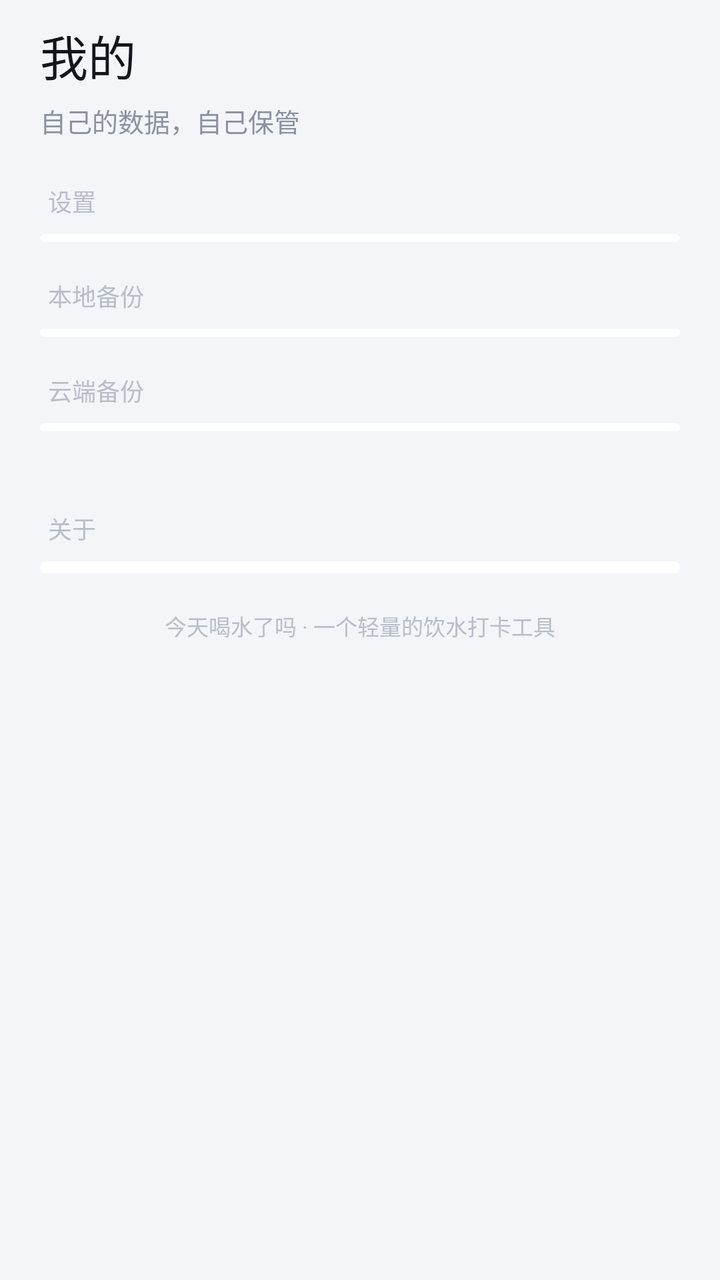
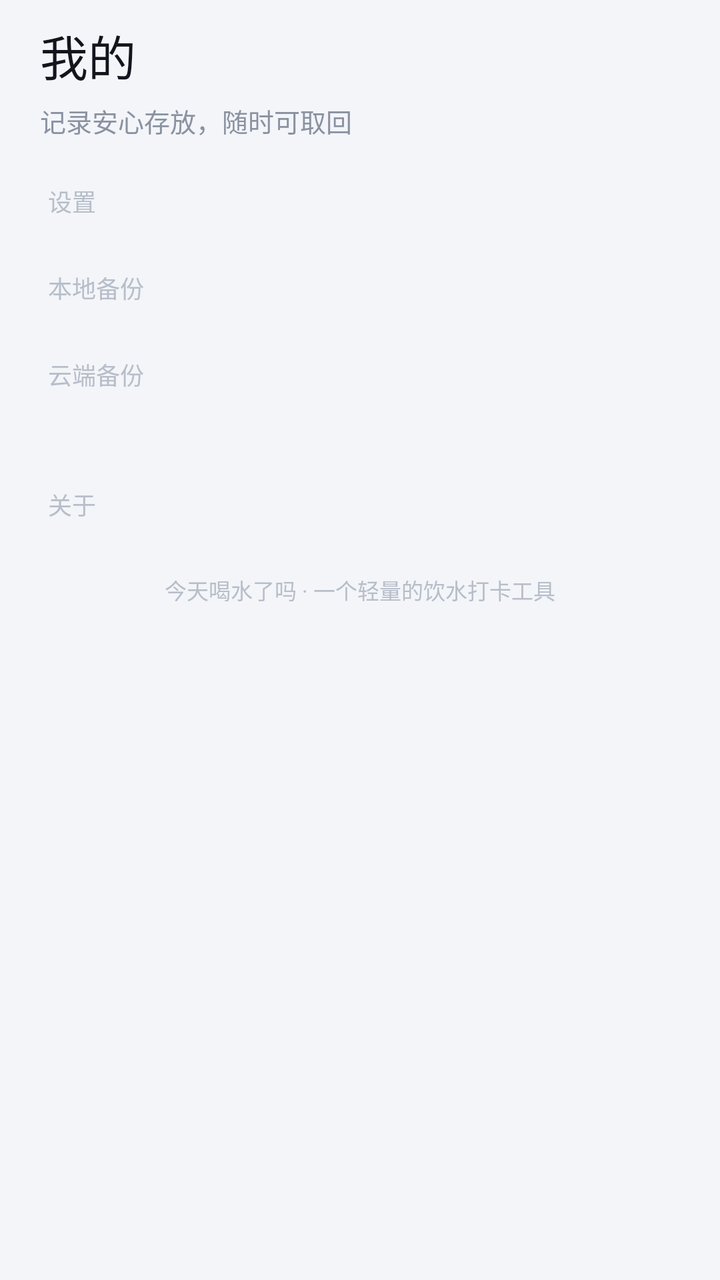

The first picture is an Android layout as it rendered before a commit; the second is the same layout after the commit. The layout source and the unified diff follow.
<!-- AndroidManifest.xml: application theme Theme.DrinkToday -->
<!-- res/layout/page_me.xml -->
<?xml version="1.0" encoding="utf-8"?>
<ScrollView xmlns:android="http://schemas.android.com/apk/res/android"
    android:layout_width="match_parent"
    android:layout_height="match_parent"
    android:fillViewport="true"
    android:overScrollMode="never"
    android:scrollbars="none">

    <LinearLayout
        android:layout_width="match_parent"
        android:layout_height="wrap_content"
        android:orientation="vertical"
        android:paddingStart="20dp"
        android:paddingTop="10dp"
        android:paddingEnd="20dp"
        android:paddingBottom="18dp">

        <TextView
            android:layout_width="wrap_content"
            android:layout_height="wrap_content"
            android:fontFamily="sans-serif-medium"
            android:includeFontPadding="false"
            android:text="@string/nav_me"
            android:textColor="@color/text_primary"
            android:textSize="24sp" />

        <TextView
            android:layout_width="wrap_content"
            android:layout_height="wrap_content"
            android:layout_marginTop="6dp"
            android:includeFontPadding="false"
            android:text="@string/me_subtitle"
            android:textColor="@color/text_secondary"
            android:textSize="13sp" />

        
        <TextView
            android:layout_width="wrap_content"
            android:layout_height="wrap_content"
            android:layout_marginTop="22dp"
            android:layout_marginStart="4dp"
            android:includeFontPadding="false"
            android:text="@string/me_section_settings"
            android:textColor="@color/text_tertiary"
            android:textSize="12sp" />

        <LinearLayout
            android:id="@+id/cardSettings"
            android:layout_width="match_parent"
            android:layout_height="wrap_content"
            android:layout_marginTop="8dp"
            android:background="@drawable/bg_card"
            android:orientation="vertical"
            android:paddingTop="2dp"
            android:paddingBottom="2dp"></LinearLayout>

        
        <TextView
            android:layout_width="wrap_content"
            android:layout_height="wrap_content"
            android:layout_marginTop="18dp"
            android:layout_marginStart="4dp"
            android:includeFontPadding="false"
            android:text="@string/me_section_data"
            android:textColor="@color/text_tertiary"
            android:textSize="12sp" />

        <LinearLayout
            android:id="@+id/cardData"
            android:layout_width="match_parent"
            android:layout_height="wrap_content"
            android:layout_marginTop="8dp"
            android:background="@drawable/bg_card"
            android:orientation="vertical"
            android:paddingTop="2dp"
            android:paddingBottom="2dp"></LinearLayout>

        
        <TextView
            android:layout_width="wrap_content"
            android:layout_height="wrap_content"
            android:layout_marginTop="18dp"
            android:layout_marginStart="4dp"
            android:includeFontPadding="false"
            android:text="@string/me_section_sync"
            android:textColor="@color/text_tertiary"
            android:textSize="12sp" />

        <LinearLayout
            android:id="@+id/cardSync"
            android:layout_width="match_parent"
            android:layout_height="wrap_content"
            android:layout_marginTop="8dp"
            android:background="@drawable/bg_card"
            android:orientation="vertical"
            android:paddingTop="2dp"
            android:paddingBottom="2dp"></LinearLayout>

        <TextView
            android:id="@+id/tvSyncState"
            android:layout_width="match_parent"
            android:layout_height="wrap_content"
            android:layout_marginTop="8dp"
            android:includeFontPadding="false"
            android:paddingStart="4dp"
            android:paddingEnd="4dp"
            android:textColor="@color/text_tertiary"
            android:textSize="11.5sp" />

        
        <TextView
            android:layout_width="wrap_content"
            android:layout_height="wrap_content"
            android:layout_marginTop="18dp"
            android:layout_marginStart="4dp"
            android:includeFontPadding="false"
            android:text="@string/me_section_about"
            android:textColor="@color/text_tertiary"
            android:textSize="12sp" />

        <LinearLayout
            android:id="@+id/cardAbout"
            android:layout_width="match_parent"
            android:layout_height="wrap_content"
            android:layout_marginTop="8dp"
            android:background="@drawable/bg_card"
            android:orientation="vertical"
            android:paddingTop="2dp"
            android:paddingBottom="4dp"></LinearLayout>

        <TextView
            android:layout_width="match_parent"
            android:layout_height="wrap_content"
            android:layout_marginTop="18dp"
            android:gravity="center"
            android:text="@string/me_footer"
            android:textColor="@color/text_tertiary"
            android:textSize="11sp" />
    </LinearLayout>
</ScrollView>
<!-- resources referenced by this layout -->
<resources>
  <color name="text_primary">#12151C</color>
  <color name="text_secondary">#8A92A1</color>
  <color name="text_tertiary">#B7BEC9</color>
  <!-- drawable bg_card (drawable) -->
  <?xml version="1.0" encoding="utf-8"?>
  <shape xmlns:android="http://schemas.android.com/apk/res/android" android:shape="rectangle">
      <solid android:color="@color/surface" />
      <corners android:radius="26dp" />
  </shape>
  <string name="me_footer">今天喝水了吗 · 一个轻量的饮水打卡工具</string>
  <string name="me_section_about">关于</string>
  <string name="me_section_data">本地备份</string>
  <string name="me_section_settings">设置</string>
  <string name="me_section_sync">云端备份</string>
  <string name="me_subtitle">自己的数据，自己保管</string>
  <string name="nav_me">我的</string>
  <style name="Theme.DrinkToday" parent="Theme.DrinkToday.Base" />
  <color name="surface">#FFFFFF</color>
  <style name="Theme.DrinkToday.Base" parent="Theme.AppCompat.Light.NoActionBar">
          <item name="android:windowBackground">@color/bg</item>
          <item name="android:statusBarColor">@android:color/transparent</item>
          <item name="android:navigationBarColor">@android:color/transparent</item>
          <item name="android:windowLightStatusBar">true</item>
          <item name="android:windowDrawsSystemBarBackgrounds">true</item>
          <item name="colorAccent">@color/accent</item>
          <item name="android:textColorPrimary">@color/text_primary</item>
          <item name="android:fontFamily">sans-serif</item>
      </style>
  <color name="bg">#F3F5F9</color>
  <color name="accent">#3482FF</color>
</resources>

<!-- the commit's change to res/layout/page_me.xml (unified diff, before → after) -->
@@ -50,9 +50,7 @@
             android:layout_height="wrap_content"
             android:layout_marginTop="8dp"
             android:background="@drawable/bg_card"
-            android:orientation="vertical"
-            android:paddingTop="2dp"
-            android:paddingBottom="2dp"></LinearLayout>
+            android:orientation="vertical"></LinearLayout>
 
         
         <TextView
@@ -71,9 +69,7 @@
             android:layout_height="wrap_content"
             android:layout_marginTop="8dp"
             android:background="@drawable/bg_card"
-            android:orientation="vertical"
-            android:paddingTop="2dp"
-            android:paddingBottom="2dp"></LinearLayout>
+            android:orientation="vertical"></LinearLayout>
 
         
         <TextView
@@ -92,9 +88,7 @@
             android:layout_height="wrap_content"
             android:layout_marginTop="8dp"
             android:background="@drawable/bg_card"
-            android:orientation="vertical"
-            android:paddingTop="2dp"
-            android:paddingBottom="2dp"></LinearLayout>
+            android:orientation="vertical"></LinearLayout>
 
         <TextView
             android:id="@+id/tvSyncState"
@@ -124,9 +118,7 @@
             android:layout_height="wrap_content"
             android:layout_marginTop="8dp"
             android:background="@drawable/bg_card"
-            android:orientation="vertical"
-            android:paddingTop="2dp"
-            android:paddingBottom="4dp"></LinearLayout>
+            android:orientation="vertical"></LinearLayout>
 
         <TextView
             android:layout_width="match_parent"
<!-- resource entries referenced after the edit -->
@@ -14,7 +14,7 @@
   <string name="me_section_data">本地备份</string>
   <string name="me_section_settings">设置</string>
   <string name="me_section_sync">云端备份</string>
-  <string name="me_subtitle">自己的数据，自己保管</string>
+  <string name="me_subtitle">记录安心存放，随时可取回</string>
   <string name="nav_me">我的</string>
   <style name="Theme.DrinkToday" parent="Theme.DrinkToday.Base" />
   <color name="surface">#FFFFFF</color>
